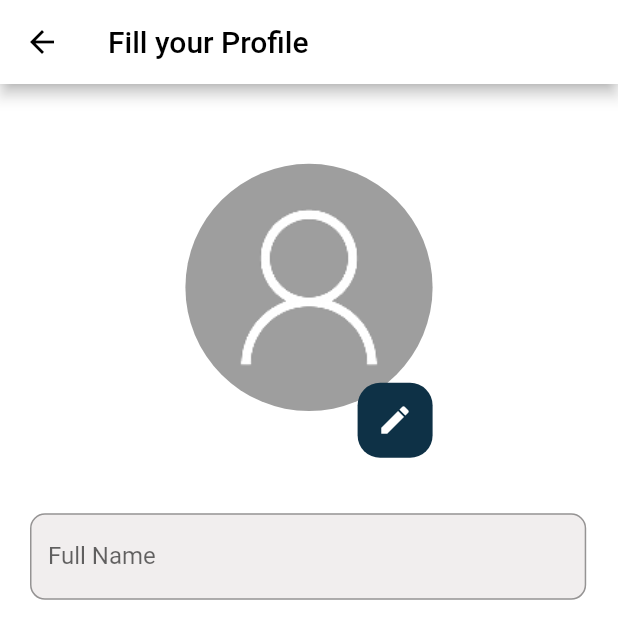
After one commit to hamzar98980/Flutter-property-app, a Flutter app: the Profile screen opened directly, on a phone screen of 412 x 824 dp. The commit adds this screen. Shown: the top 639 px of the screen. Run offline on Flutter 3.47's test engine with Material 2 defaults, Android fonts, the light colour scheme and no system bars.

Commit message:
profile page

```diff
--- a/lib/screens/account_login.dart
+++ b/lib/screens/account_login.dart
@@ -1,4 +1,5 @@
 import 'package:flutter/material.dart';
+import 'package:proj/screens/profile.dart';
 import 'package:proj/utils/colors_comp.dart';
 import 'package:proj/utils/text_comp.dart';
 
@@ -20,7 +21,8 @@ class _AccountState extends State<Account> {
 
   loginacc() {
     if (email.text == 'admin@gmail.com' && pass.text == 'admin') {
-      print("ok");
+      Navigator.of(context)
+          .push(MaterialPageRoute(builder: (context) => Profile()));
     } else {
       BlurryDialog alert = BlurryDialog();
 
--- /dev/null
+++ b/lib/screens/profile.dart
@@ -0,0 +1,92 @@
+import 'package:flutter/material.dart';
+import 'package:proj/utils/colors_comp.dart';
+
+class Profile extends StatelessWidget {
+  const Profile({super.key});
+
+  @override
+  Widget build(BuildContext context) {
+    return Scaffold(
+      backgroundColor: Colors.white,
+      appBar: AppBar(
+        title: const Text(
+          "Fill your Profile",
+          style: TextStyle(color: Colors.black),
+        ),
+        backgroundColor: Colors.white,
+        leading: const BackButton(
+          color: Colors.black, // <-- SEE HERE
+        ),
+      ),
+      body: SingleChildScrollView(
+        child: Container(
+          child: Column(
+            children: [
+              Row(
+                mainAxisAlignment: MainAxisAlignment.center,
+                children: [
+                  Padding(
+                    padding: const EdgeInsets.all(12.0),
+                    child: Stack(
+                      children: [
+                        Container(
+                          height: MediaQuery.of(context).size.height * 0.3,
+                          width: MediaQuery.of(context).size.width * 0.4,
+                          child: const CircleAvatar(
+                            backgroundImage:
+                                AssetImage("assets/Images/bguser.png"),
+                            backgroundColor: Colors.grey,
+                          ),
+                        ),
+                        Positioned(
+                          bottom: 10,
+                          // top: 0,
+                          // left: 0,
+                          right: 0,
+                          child: Container(
+                            height: 50,
+                            width: 50,
+                            decoration: BoxDecoration(
+                                color: Color(colorconst.primarycolor),
+                                borderRadius:
+                                    BorderRadius.all(Radius.circular(15))),
+                            child: const Icon(
+                              Icons.edit,
+                              color: Colors.white,
+                            ),
+                          ),
+                        ),
+                      ],
+                    ),
+                  )
+                ],
+              ),
+              Row(
+                children: [
+                  Padding(
+                    padding: const EdgeInsets.fromLTRB(20, 15, 15, 20),
+                    child: Container(
+                      height: MediaQuery.of(context).size.height * 0.07,
+                      width: MediaQuery.of(context).size.width * 0.9,
+                      decoration: BoxDecoration(
+                          color: Color(colorconst.textfilld),
+                          borderRadius: BorderRadius.circular(10)),
+                      child: TextFormField(
+                        decoration: const InputDecoration(
+                          border: OutlineInputBorder(
+                            borderRadius: BorderRadius.all(Radius.circular(10)),
+                          ),
+                          labelText: 'Full Name',
+                        ),
+                      ),
+                    ),
+                  )
+                ],
+              ),
+            ],
+          ),
+        ),
+      ),
+    );
+  }
+}
```
Also changed, not shown: assets/Images/bguser.png (added), assets/Images/user1.png (added), assets/Images/user2.jpg (added), assets/Images/user2.png (added).
